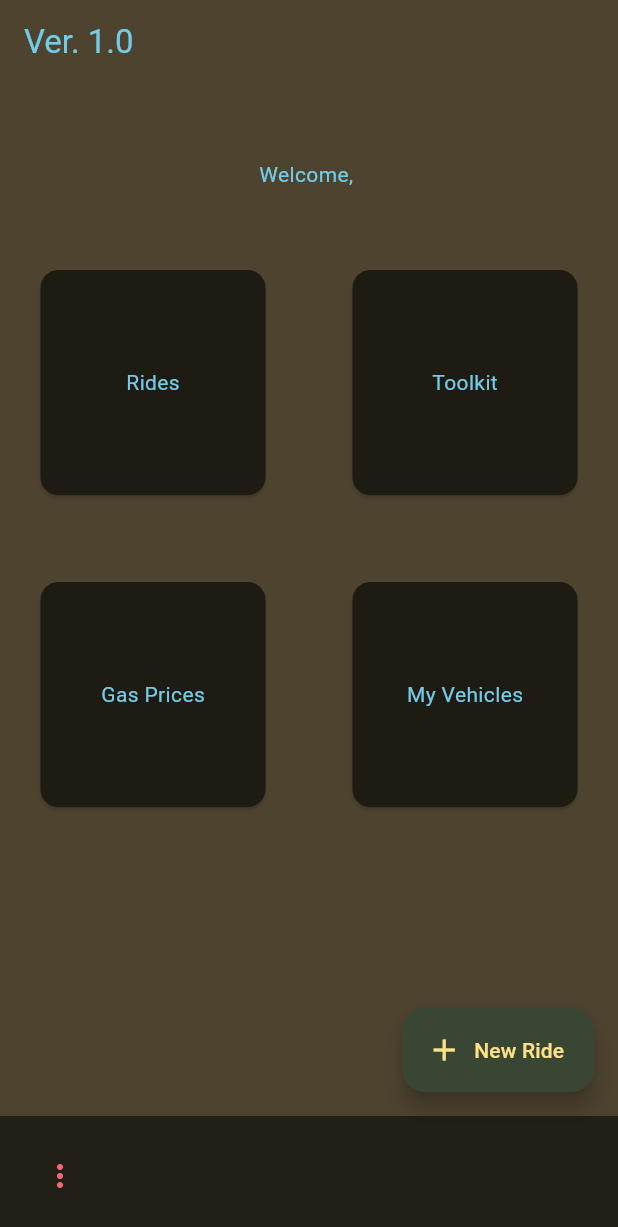
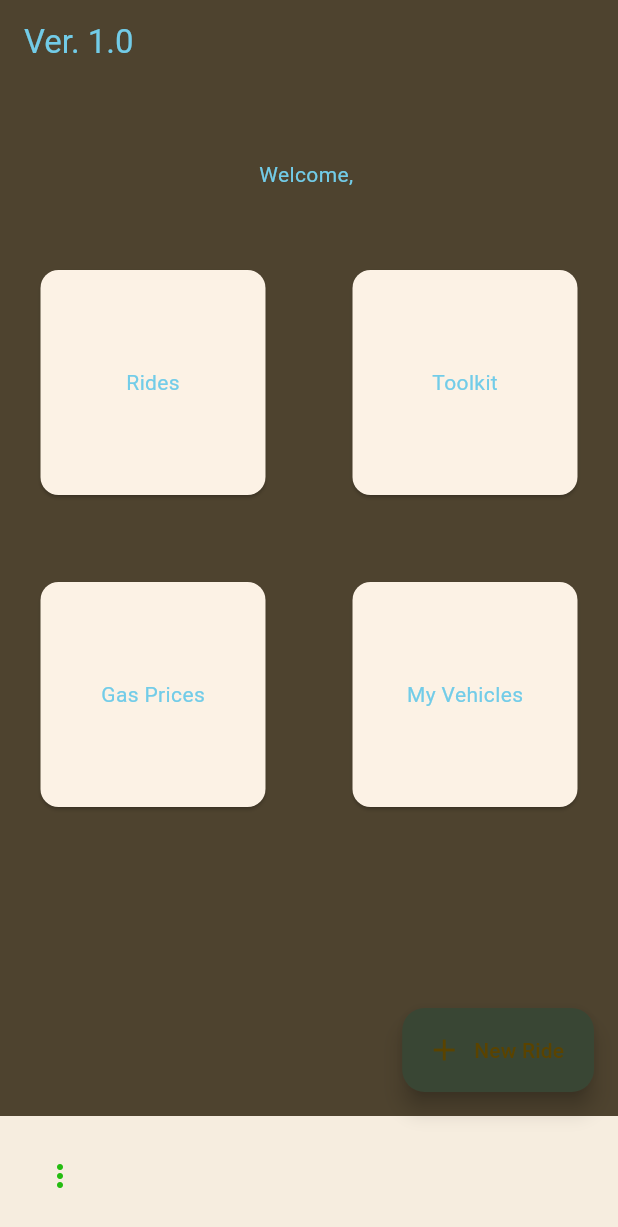
Before and after one commit to navirobayo/venom, a Flutter app: the screen it shows after launch, after a tap on the "code" icon, on a phone screen of 412 x 824 dp. Shown: the top 1227 px of the screen. Run offline on Flutter 3.47's test engine with Material 2 defaults, Android fonts, the phone set to English and light mode, and no system bars; our stand-ins replace circular_countdown_timer, flutter_time_picker_spinner, google_fonts, sqflite, tuple; accounts and stored records are empty.

Commit message:
Theme picker stable

```diff
--- /dev/null
+++ b/venom/lib/components/offline_themes/flutter_atari_theme.dart
@@ -0,0 +1,69 @@
+import 'package:flutter/material.dart';
+
+class FlutterAtariTheme {
+  FlutterAtariTheme._();
+
+  // If you want to modify both themes at once, modify the colors below.
+
+  static const Color _primaryColor = Color.fromARGB(255, 254, 196, 5);
+  static const Color _primaryInverseColor = Color(0xFF4E432F);
+  static const Color _onSurfaceColor = Color(0xFF72CCE8);
+  static const Color _onSurfaceVariant = Color.fromARGB(255, 37, 188, 17);
+  static const Color _onPrimaryColor = Color.fromARGB(255, 61, 4, 251);
+  static const Color _surfaceColor = Color(0xFF4E432F);
+  static const Color _backgroundColor = Color(0xFF373C4B);
+  static const Color _onSecondaryColor = Color(0xFFE1E3E4);
+  static const Color _onBackgroundColor = Color(0xFF828A9A);
+  static const Color _secondaryColor = Color(0xFF55393D);
+  static const Color _primaryContainer = Color(0xFF394634);
+  static const Color _errorColor = Color(0xFFF69C5E);
+  static const Color _onErrorColor = Color(0xFF354157);
+
+  // If you want to modify the light theme only, modify the colors below.
+
+  static final ThemeData lightTheme = ThemeData(
+    useMaterial3: true,
+    colorScheme: ColorScheme.fromSeed(
+      brightness: Brightness.light,
+      seedColor: FlutterAtariTheme._primaryColor,
+      background: FlutterAtariTheme._backgroundColor,
+      primary: FlutterAtariTheme._primaryColor,
+      secondary: FlutterAtariTheme._secondaryColor,
+      inversePrimary: FlutterAtariTheme._primaryInverseColor,
+      onSurface: FlutterAtariTheme._onSurfaceColor,
+      surface: FlutterAtariTheme._surfaceColor,
+      onSurfaceVariant: FlutterAtariTheme._onSurfaceVariant,
+      onPrimary: FlutterAtariTheme._onPrimaryColor,
+      onSecondary: FlutterAtariTheme._onSecondaryColor,
+      onBackground: FlutterAtariTheme._onBackgroundColor,
+      primaryContainer: FlutterAtariTheme._primaryContainer,
+      error: FlutterAtariTheme._errorColor,
+      onError: FlutterAtariTheme._onErrorColor,
+    ),
+  );
+
+  // If you want to modify the dark theme only, modify the colors below.
+
+  static final ThemeData darkTheme = ThemeData(
+    useMaterial3: true,
+    colorScheme: ColorScheme.fromSeed(
+      brightness: Brightness.dark,
+      seedColor: FlutterAtariTheme._primaryColor,
+      background: FlutterAtariTheme._backgroundColor,
+      primary: FlutterAtariTheme._primaryColor,
+      secondary: FlutterAtariTheme._secondaryColor,
+      inversePrimary: FlutterAtariTheme._primaryInverseColor,
+      onSurface: FlutterAtariTheme._onSurfaceColor,
+      surface: FlutterAtariTheme._surfaceColor,
+      onSurfaceVariant: FlutterAtariTheme._onSurfaceVariant,
+      onPrimary: FlutterAtariTheme._onPrimaryColor,
+      onSecondary: FlutterAtariTheme._onSecondaryColor,
+      onBackground: FlutterAtariTheme._onBackgroundColor,
+      primaryContainer: FlutterAtariTheme._primaryContainer,
+      error: FlutterAtariTheme._errorColor,
+      onError: FlutterAtariTheme._onErrorColor,
+    ),
+  );
+}
+
+// A custom theme by @navirobayo - Leave a star in the repo if you like it!
--- /dev/null
+++ b/venom/lib/components/theme_and_font_manager/theme_and_font_manager.dart
@@ -0,0 +1,43 @@
+import 'package:flutter/material.dart';
+import 'package:venom/components/offline_themes/flutter_atari_theme.dart';
+import 'package:venom/components/offline_themes/flutter_monokai_theme.dart';
+import 'package:tuple/tuple.dart';
+
+class ThemeAndFontManager {
+  static final ThemeAndFontManager instance = ThemeAndFontManager._internal();
+
+  factory ThemeAndFontManager() {
+    return instance;
+  }
+
+  ThemeAndFontManager._internal() {
+    // Set Atari theme as the default theme when first used
+    _selectedLightTheme = FlutterAtariTheme.lightTheme;
+    _selectedDarkTheme =
+        FlutterAtariTheme.darkTheme; // Initialize the dark theme
+  }
+
+  ThemeData? _selectedLightTheme;
+  ThemeData? _selectedDarkTheme; // Initialize the dark theme
+
+  ThemeData get selectedLightTheme =>
+      _selectedLightTheme ?? FlutterAtariTheme.lightTheme;
+  ThemeData get selectedDarkTheme =>
+      _selectedDarkTheme ?? FlutterAtariTheme.darkTheme;
+
+  void setTheme(Tuple2<ThemeData, ThemeData> themes) {
+    _selectedLightTheme = themes.item1;
+    _selectedDarkTheme = themes.item2;
+  }
+
+  Tuple2<ThemeData, ThemeData> _getThemeByName(String themeName) {
+    if (themeName == 'Atari') {
+      return Tuple2(FlutterAtariTheme.lightTheme, FlutterAtariTheme.darkTheme);
+    } else if (themeName == 'Monokai') {
+      return Tuple2(
+          FlutterMonokaiTheme.lightTheme, FlutterMonokaiTheme.darkTheme);
+    } else {
+      return Tuple2(FlutterAtariTheme.lightTheme, FlutterAtariTheme.darkTheme);
+    }
+  }
+}
--- a/venom/lib/main.dart
+++ b/venom/lib/main.dart
@@ -1,6 +1,5 @@
 import 'package:flutter/material.dart';
-import 'package:google_fonts/google_fonts.dart';
-import 'package:venom/components/flutter_monokai_theme.dart';
+import 'package:venom/components/theme_and_font_manager/theme_and_font_manager.dart';
 import 'package:venom/presentation/welcome_screen/welcome_screen.dart';
 
 void main() {
@@ -8,16 +7,18 @@ void main() {
 }
 
 class MyApp extends StatelessWidget {
-  const MyApp({super.key});
+  const MyApp({Key? key});
 
   @override
   Widget build(BuildContext context) {
+    final themeAndFontManager = ThemeAndFontManager.instance;
+
     return MaterialApp(
       debugShowCheckedModeBanner: false,
-      title: 'Venom Beta',
-      theme: FlutterMonokaiTheme.lightTheme,
-      darkTheme: FlutterMonokaiTheme.darkTheme,
-      themeMode: ThemeMode.dark,
+      title: 'Venom 2.0.0',
+      theme: themeAndFontManager.selectedLightTheme,
+      darkTheme: themeAndFontManager.selectedDarkTheme,
+      themeMode: ThemeMode.system, // Use system settings for light/dark mode
       home: WelcomeScreen(),
     );
   }
--- a/venom/pubspec.yaml
+++ b/venom/pubspec.yaml
@@ -31,6 +31,7 @@ dependencies:
   flutter:
     sdk: flutter
   sqflite: ^2.0.0+3
+  tuple: ^2.0.2
 
   # The following adds the Cupertino Icons font to your application.
   # Use with the CupertinoIcons class for iOS style icons.
```
Also changed, not shown: venom/lib/presentation/settings_screen/settings_screen.dart (+11 -3 lines), venom/lib/presentation/settings_screen/theme_and_font_picker.dart (added, +96 -0 lines), venom/lib/components/offline_fonts/chakra_google_font.dart (renamed from venom/lib/components/theme.dart), venom/lib/components/offline_themes/flutter_monokai_theme.dart (renamed from venom/lib/components/flutter_monokai_theme.dart), venom/pubspec.lock, 1 other file.
